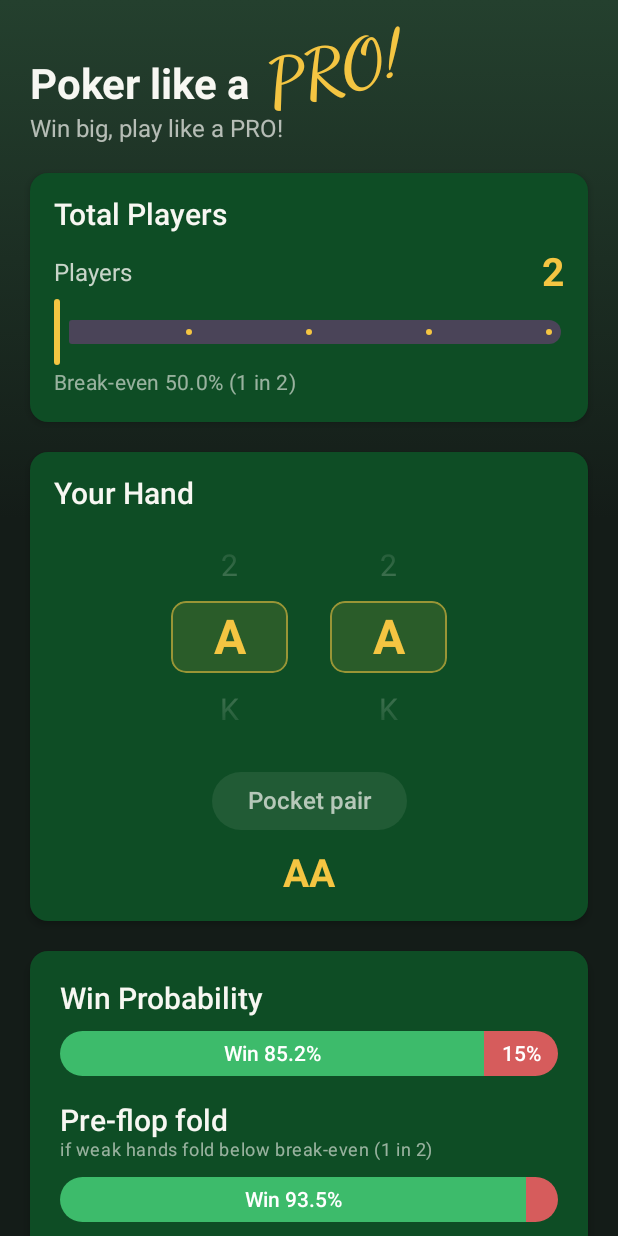
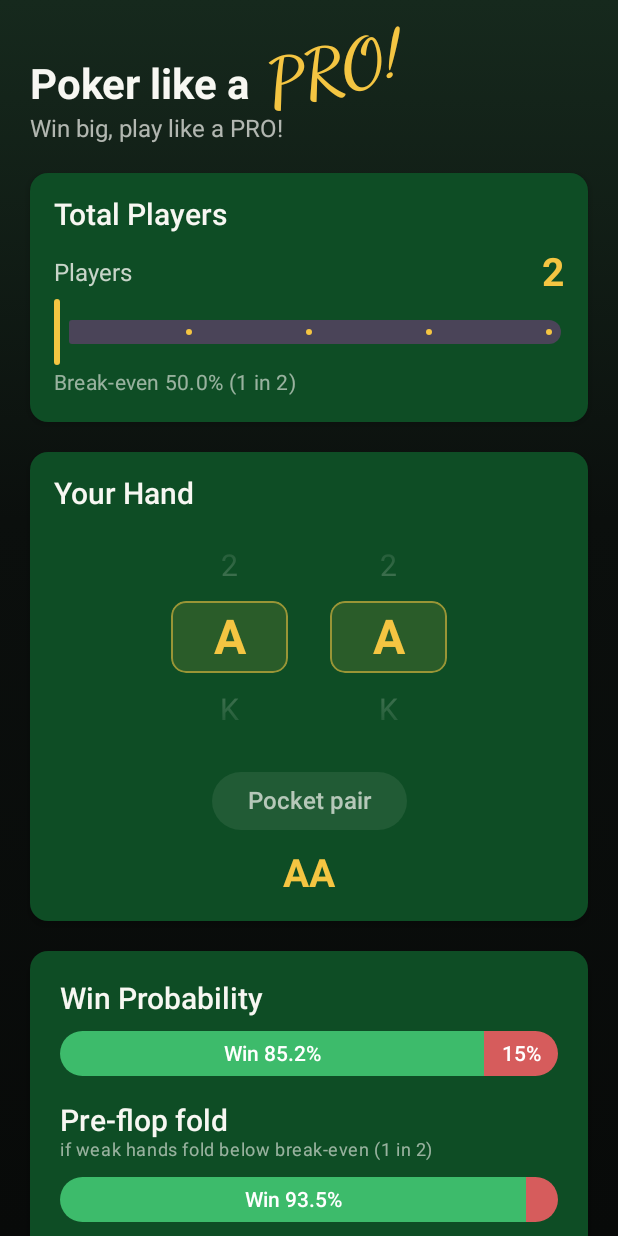
Before and after one commit to vtlinh/Poker-Stats, an Android app built with Jetpack Compose: the screen it shows after launch (MainActivity), on a phone screen of 412 x 824 dp. Run offline under Robolectric (Android 15) with nearby library versions, the phone set to English and light mode, and no system bars.

Commit message:
Darken the app background
Deepen the background gradient to a near-black slate-green (still with a
subtle top glow) for a darker look.

Co-Authored-By: Claude Opus 4.8 <noreply@anthropic.com>
Claude-Session: https://claude.ai/code/session_01D5xi7EShBRkmNiwZD8aWrQ

```diff
--- a/app/src/main/java/com/pokerstats/odds/ui/PokerScreen.kt
+++ b/app/src/main/java/com/pokerstats/odds/ui/PokerScreen.kt
@@ -65,11 +65,11 @@ import com.pokerstats.odds.ui.theme.WinGreen
 import kotlin.math.abs
 import kotlin.math.roundToInt
 
-// Background matching the download page: dark slate-green with a top glow.
+// Deep, near-black slate-green with a subtle top glow.
 private val ScreenBackground = Brush.verticalGradient(
-    0f to Color(0xFF24402E),
-    0.42f to Color(0xFF141C18),
-    1f to Color(0xFF141C18),
+    0f to Color(0xFF16291D),
+    0.42f to Color(0xFF0B0F0D),
+    1f to Color(0xFF080A09),
 )
 
 @Composable
```
